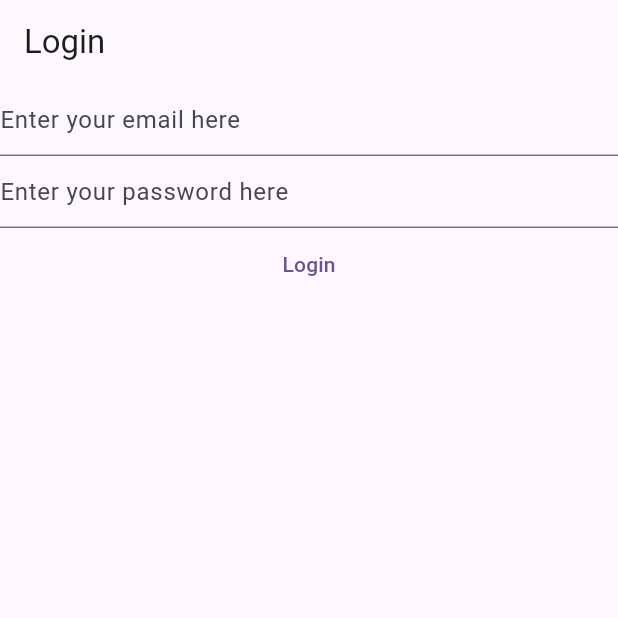
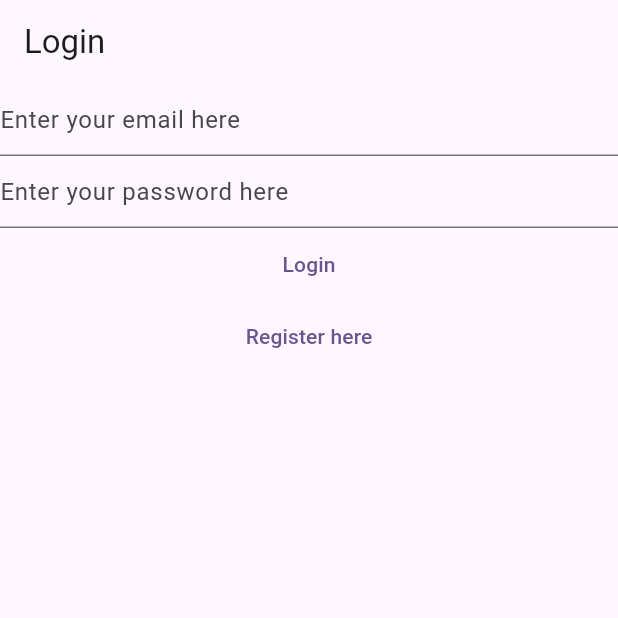
Before and after one commit to Paty1355/mynotes, a Flutter app: the screen it shows after launch, after a tap on "Login", on a phone screen of 412 x 824 dp, the top half of it. Run offline on Flutter 3.47's test engine with Material 3 defaults, Android fonts, the phone set to English and light mode, and no system bars; our stand-ins replace firebase_auth, firebase_core; accounts and stored records are empty; network calls fail.

Commit message:
Link Views

```diff
--- a/lib/main.dart
+++ b/lib/main.dart
@@ -3,6 +3,8 @@ import 'package:firebase_core/firebase_core.dart';
 import 'package:flutter/material.dart';
 import 'package:notes/firebase_options.dart';
 import 'package:notes/views/login_view.dart';
+import 'package:notes/views/register_view.dart';
+import 'package:notes/views/verify_email_view.dart';
 
 
 void main() {
@@ -14,6 +16,10 @@ void main() {
         useMaterial3: true,
       ),
       home: const HomePage(),
+      routes: {
+        '/login/': (context) => const LoginView(),
+        '/register/': (context) => const RegisterView(),
+      },
     ));
 }
 class HomePage extends StatelessWidget {
@@ -21,51 +27,29 @@ class HomePage extends StatelessWidget {
 
  @override
   Widget build(BuildContext context) {
-    return Scaffold(
-      appBar: AppBar(
-        title:const Text('Login'),
-        ),
-      body: FutureBuilder(
+    return FutureBuilder(
         future: Firebase.initializeApp(
                 options: DefaultFirebaseOptions.currentPlatform,
               ),
         builder: (context, snapshot) {
           switch(snapshot.connectionState){
             case ConnectionState.done:
-            // final user = FirebaseAuth.instance.currentUser;
-            // if(user?.emailVerified ?? false){
-            //   return const Text('Done');
-            // }
-            // else{
-            //   return const VeryfyEmailView();
-            // }
+             final user = FirebaseAuth.instance.currentUser;
+             if(user != null){
+              if(user.emailVerified){
+                print("email is verified");
+              }else{
+                return const VeryfyEmailView();
+              }
+             }else{
               return const LoginView();
+             }
+             return const Text('Done');
             default:
-              return const Text('Loading...');
+              return const CircularProgressIndicator();
           }
 
         },
-      ),
-    );
+      );
   }
 }
-
-class VeryfyEmailView extends StatefulWidget {
-  const VeryfyEmailView({super.key});
-
-  @override
-  State<VeryfyEmailView> createState() => _VeryfyEmailViewState();
-}
-
-class _VeryfyEmailViewState extends State<VeryfyEmailView> {
-  @override
-  Widget build(BuildContext context) {
-    return Column(children: [
-          const Text("Please veryfy your email address"),
-          TextButton(onPressed: () async{
-             final user = FirebaseAuth.instance.currentUser;
-             await user?.sendEmailVerification();
-          }, child: const Text('Send email verification'))
-        ],);
-  }
-}
--- a/lib/views/login_view.dart
+++ b/lib/views/login_view.dart
@@ -28,7 +28,9 @@ class _LoginViewState extends State<LoginView> {
 
   @override
   Widget build(BuildContext context) {
-    return Column(
+    return Scaffold(
+      appBar: AppBar(title: const Text('Login'),),
+      body: Column(
             children: [
               TextField(
                 controller: _email,
@@ -68,7 +70,15 @@ class _LoginViewState extends State<LoginView> {
                  }
                  // print(e.runtimeType); // typ wyjątku
               },child: const Text('Login'),),
+              TextButton(
+                onPressed: (){
+                  Navigator.of(context).pushNamedAndRemoveUntil(
+                    '/register/',
+                     (route) => false);
+                },
+                child: Text('Register here'))
             ],
+          ),
     );
   }
 
```
Also changed, not shown: lib/views/register_view.dart (+10 -1 lines), lib/views/verify_email_view.dart (added, +25 -0 lines). Lines whose indentation alone changed are shown as unchanged.
